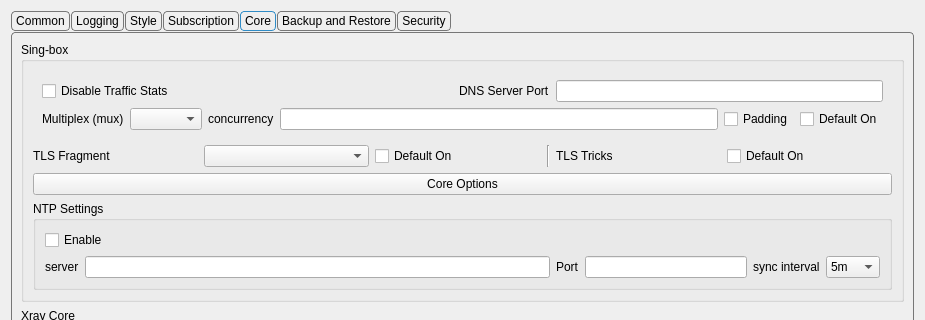
The window that include/ui/setting/dialog_basic_settings.ui (javad490/nekoray2024) describes before a commit, drawn with Qt 5; both pictures show x 0 to 925 and y 0 to 320 of the 925 by 472 pixel window.
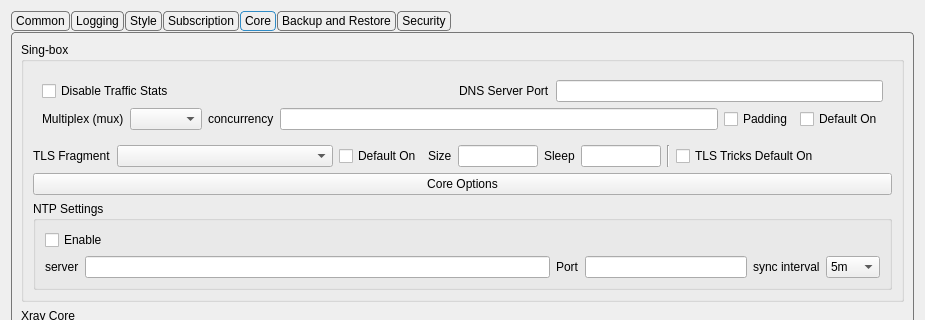
The same window after the commit. The open tabs and pages were chosen to show the change. Custom widgets are drawn as their Qt base class.

Commit message: make hiddify tls fragment params configurable

```diff
--- a/include/ui/setting/dialog_basic_settings.ui
+++ b/include/ui/setting/dialog_basic_settings.ui
@@ -1008,6 +1008,12 @@
              </property>
              <item>
               <widget class="QLabel" name="fragment_implementation_l">
+               <property name="sizePolicy">
+                <sizepolicy hsizetype="Fixed" vsizetype="Preferred">
+                 <horstretch>0</horstretch>
+                 <verstretch>0</verstretch>
+                </sizepolicy>
+               </property>
                <property name="text">
                 <string>TLS Fragment</string>
                </property>
@@ -1022,6 +1028,12 @@
              </item>
              <item>
               <widget class="QCheckBox" name="fragment_default_on">
+               <property name="sizePolicy">
+                <sizepolicy hsizetype="Fixed" vsizetype="Fixed">
+                 <horstretch>0</horstretch>
+                 <verstretch>0</verstretch>
+                </sizepolicy>
+               </property>
                <property name="toolTip">
                 <string>&lt;html&gt;&lt;head/&gt;&lt;body&gt;&lt;p&gt;Fragment profiles whose Fragment setting is left on &amp;quot;Keep Default&amp;quot;.&lt;/p&gt;&lt;/body&gt;&lt;/html&gt;</string>
                </property>
@@ -1030,6 +1042,58 @@
                </property>
               </widget>
              </item>
+             <item>
+              <widget class="QLabel" name="fragment_size_l">
+               <property name="sizePolicy">
+                <sizepolicy hsizetype="Fixed" vsizetype="Preferred">
+                 <horstretch>0</horstretch>
+                 <verstretch>0</verstretch>
+                </sizepolicy>
+               </property>
+               <property name="text">
+                <string>Size</string>
+               </property>
+              </widget>
+             </item>
+             <item>
+              <widget class="QLineEdit" name="fragment_size">
+               <property name="maximumSize">
+                <size>
+                 <width>80</width>
+                 <height>16777215</height>
+                </size>
+               </property>
+               <property name="toolTip">
+                <string>&lt;html&gt;&lt;head/&gt;&lt;body&gt;&lt;p&gt;Custom implementation only: bytes per ClientHello fragment, as a range min-max (e.g. 10-100).&lt;/p&gt;&lt;/body&gt;&lt;/html&gt;</string>
+               </property>
+              </widget>
+             </item>
+             <item>
+              <widget class="QLabel" name="fragment_sleep_l">
+               <property name="sizePolicy">
+                <sizepolicy hsizetype="Fixed" vsizetype="Preferred">
+                 <horstretch>0</horstretch>
+                 <verstretch>0</verstretch>
+                </sizepolicy>
+               </property>
+               <property name="text">
+                <string>Sleep</string>
+               </property>
+              </widget>
+             </item>
+             <item>
+              <widget class="QLineEdit" name="fragment_sleep">
+               <property name="maximumSize">
+                <size>
+                 <width>80</width>
+                 <height>16777215</height>
+                </size>
+               </property>
+               <property name="toolTip">
+                <string>&lt;html&gt;&lt;head/&gt;&lt;body&gt;&lt;p&gt;Custom implementation only: milliseconds to sleep between fragment bursts, as a range min-max (e.g. 2-5).&lt;/p&gt;&lt;/body&gt;&lt;/html&gt;</string>
+               </property>
+              </widget>
+             </item>
              <item>
               <widget class="Line" name="line">
                <property name="orientation">
@@ -1037,20 +1101,13 @@
                </property>
               </widget>
              </item>
-             <item>
-              <widget class="QLabel" name="tls_tricks_default_on_l">
-               <property name="text">
-                <string>TLS Tricks</string>
-               </property>
-              </widget>
-             </item>
              <item>
               <widget class="QCheckBox" name="tls_tricks_default_on">
                <property name="toolTip">
                 <string>&lt;html&gt;&lt;head/&gt;&lt;body&gt;&lt;p&gt;Enable mixed-case SNI for profiles whose TLS Tricks setting is left on &amp;quot;Keep Default&amp;quot;.&lt;/p&gt;&lt;/body&gt;&lt;/html&gt;</string>
                </property>
                <property name="text">
-                <string>Default On</string>
+                <string>TLS Tricks Default On</string>
                </property>
               </widget>
              </item>
```
The commit also changes 4 other files.
